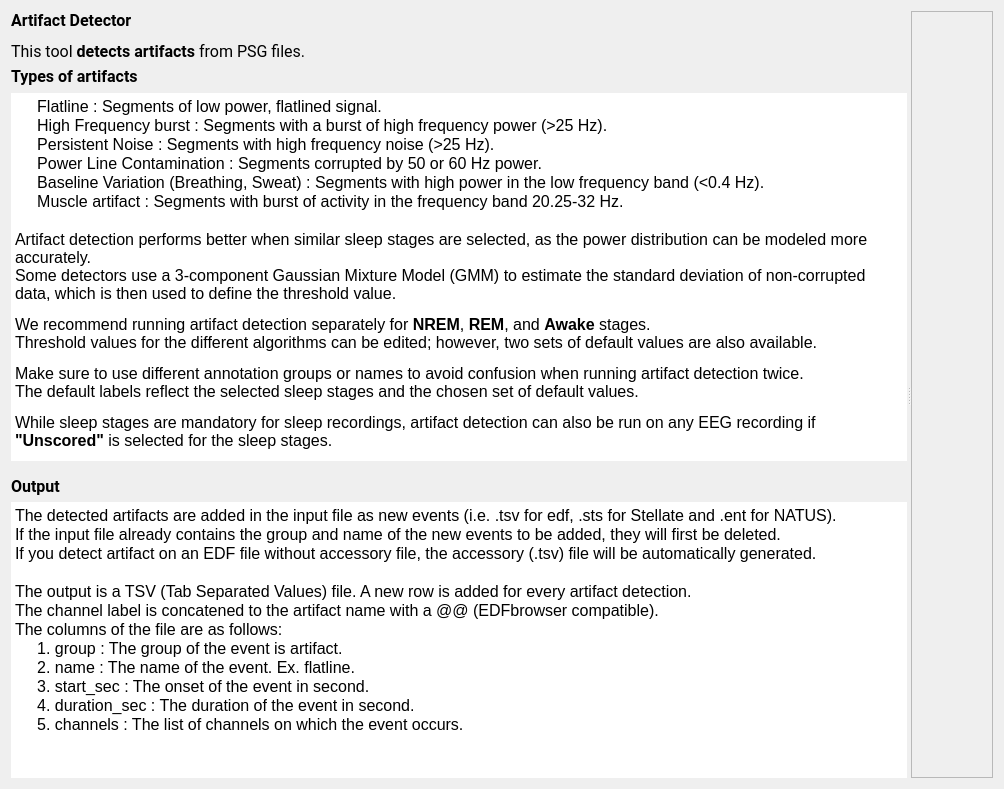
Qt form tools/CEAMSTools/DetectArtifacts/ArtIntroStepPL/Ui_ArtIntroStepPL.ui (SnoozToolbox/snooz-package-ceams) before a commit.
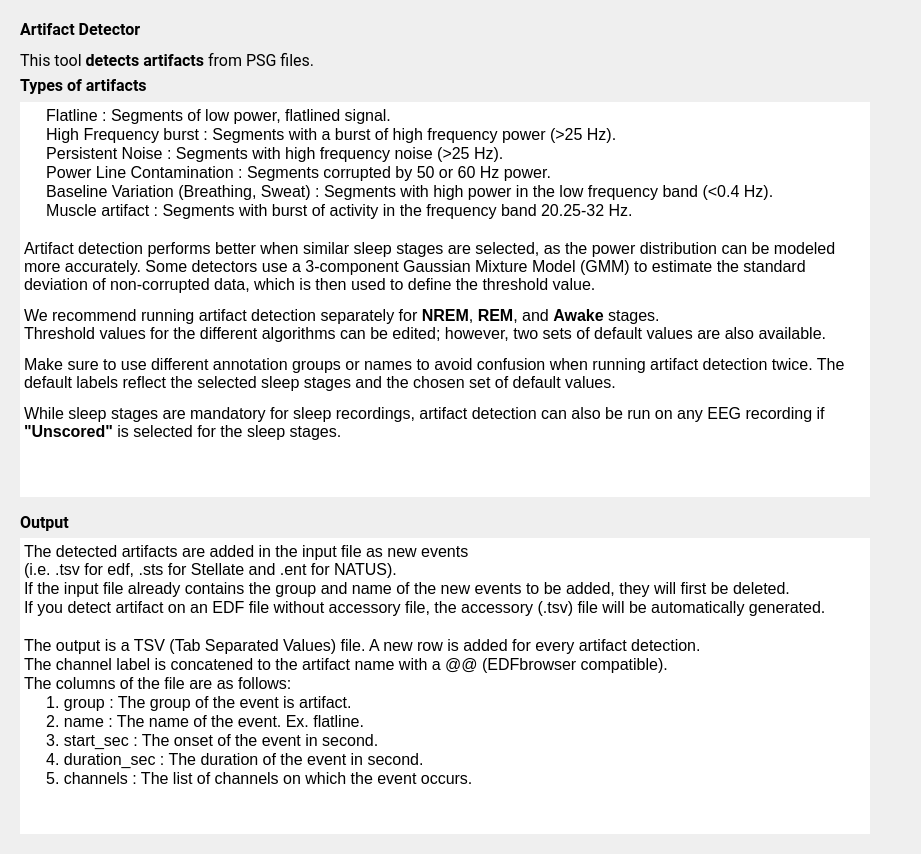
The same form after that commit.

Commit message: Remove scrolling from tools, as it is now handled by the Snooz architecture for a better fit in small windows.

What changed in the file:
```diff
--- a/tools/CEAMSTools/DetectArtifacts/ArtIntroStepPL/Ui_ArtIntroStepPL.ui
+++ b/tools/CEAMSTools/DetectArtifacts/ArtIntroStepPL/Ui_ArtIntroStepPL.ui
@@ -6,8 +6,8 @@
    <rect>
     <x>0</x>
     <y>0</y>
-    <width>1004</width>
-    <height>789</height>
+    <width>900</width>
+    <height>854</height>
    </rect>
   </property>
   <property name="windowTitle">
@@ -18,10 +18,6 @@
   </property>
   <layout class="QHBoxLayout" name="horizontalLayout">
    <item>
-    <widget class="QSplitter" name="splitter">
-     <property name="orientation">
-      <enum>Qt::Orientation::Horizontal</enum>
-     </property>
      <widget class="QWidget" name="widget" native="true">
       <property name="sizePolicy">
        <sizepolicy hsizetype="Expanding" vsizetype="Expanding">
@@ -36,7 +32,7 @@
        <item>
         <widget class="QLabel" name="label_2">
          <property name="sizePolicy">
-          <sizepolicy hsizetype="Fixed" vsizetype="Fixed">
+         <sizepolicy hsizetype="Preferred" vsizetype="Fixed">
            <horstretch>0</horstretch>
            <verstretch>0</verstretch>
           </sizepolicy>
@@ -72,7 +68,7 @@
        <item>
         <widget class="QLabel" name="label">
          <property name="sizePolicy">
-          <sizepolicy hsizetype="Fixed" vsizetype="Fixed">
+         <sizepolicy hsizetype="Preferred" vsizetype="Fixed">
            <horstretch>0</horstretch>
            <verstretch>0</verstretch>
           </sizepolicy>
@@ -113,6 +109,12 @@
            <verstretch>4</verstretch>
           </sizepolicy>
          </property>
+        <property name="minimumSize">
+         <size>
+          <width>850</width>
+          <height>0</height>
+         </size>
+        </property>
          <property name="maximumSize">
           <size>
            <width>16777215</width>
@@ -122,8 +124,17 @@
          <property name="frameShape">
           <enum>QFrame::Shape::NoFrame</enum>
          </property>
+        <property name="verticalScrollBarPolicy">
+         <enum>Qt::ScrollBarPolicy::ScrollBarAlwaysOff</enum>
+        </property>
+        <property name="horizontalScrollBarPolicy">
+         <enum>Qt::ScrollBarPolicy::ScrollBarAlwaysOff</enum>
+        </property>
          <property name="sizeAdjustPolicy">
-          <enum>QAbstractScrollArea::SizeAdjustPolicy::AdjustToContents</enum>
+         <enum>QAbstractScrollArea::SizeAdjustPolicy::AdjustIgnored</enum>
+        </property>
+        <property name="readOnly">
+         <bool>true</bool>
          </property>
          <property name="html">
           <string>&lt;!DOCTYPE HTML PUBLIC &quot;-//W3C//DTD HTML 4.0//EN&quot; &quot;http://www.w3.org/TR/REC-html40/strict.dtd&quot;&gt;
@@ -140,9 +151,9 @@
 &lt;p style=&quot; margin-top:0px; margin-bottom:0px; margin-left:0px; margin-right:0px; -qt-block-indent:0; text-indent:0px;&quot;&gt;     Baseline Variation (Breathing, Sweat) : Segments with high power in the low frequency band (&amp;lt;0.4 Hz).&lt;/p&gt;
 &lt;p style=&quot; margin-top:0px; margin-bottom:0px; margin-left:0px; margin-right:0px; -qt-block-indent:0; text-indent:0px;&quot;&gt;     Muscle artifact : Segments with burst of activity in the frequency band 20.25-32 Hz.&lt;/p&gt;
 &lt;p style=&quot;-qt-paragraph-type:empty; margin-top:0px; margin-bottom:0px; margin-left:0px; margin-right:0px; -qt-block-indent:0; text-indent:0px;&quot;&gt;&lt;br /&gt;&lt;/p&gt;
-&lt;p style=&quot; margin-top:0px; margin-bottom:0px; margin-left:0px; margin-right:0px; -qt-block-indent:0; text-indent:0px;&quot;&gt;Artifact detection performs better when similar sleep stages are selected, as the power distribution can be modeled more accurately.&lt;br /&gt;Some detectors use a 3-component Gaussian Mixture Model (GMM) to estimate the standard deviation of non-corrupted data, which is then used to define the threshold value.&lt;/p&gt;
+&lt;p style=&quot; margin-top:0px; margin-bottom:0px; margin-left:0px; margin-right:0px; -qt-block-indent:0; text-indent:0px;&quot;&gt;Artifact detection performs better when similar sleep stages are selected, as the power distribution can be modeled more accurately. Some detectors use a 3-component Gaussian Mixture Model (GMM) to estimate the standard deviation of non-corrupted data, which is then used to define the threshold value.&lt;/p&gt;
 &lt;p style=&quot; margin-top:12px; margin-bottom:12px; margin-left:0px; margin-right:0px; -qt-block-indent:0; text-indent:0px;&quot;&gt;We recommend running artifact detection separately for &lt;span style=&quot; font-weight:700;&quot;&gt;NREM&lt;/span&gt;, &lt;span style=&quot; font-weight:700;&quot;&gt;REM&lt;/span&gt;, and &lt;span style=&quot; font-weight:700;&quot;&gt;Awake&lt;/span&gt; stages.&lt;br /&gt;Threshold values for the different algorithms can be edited; however, two sets of default values are also available.&lt;/p&gt;
-&lt;p style=&quot; margin-top:12px; margin-bottom:12px; margin-left:0px; margin-right:0px; -qt-block-indent:0; text-indent:0px;&quot;&gt;Make sure to use different annotation groups or names to avoid confusion when running artifact detection twice.&lt;br /&gt;The default labels reflect the selected sleep stages and the chosen set of default values.&lt;/p&gt;
+&lt;p style=&quot; margin-top:12px; margin-bottom:12px; margin-left:0px; margin-right:0px; -qt-block-indent:0; text-indent:0px;&quot;&gt;Make sure to use different annotation groups or names to avoid confusion when running artifact detection twice. The default labels reflect the selected sleep stages and the chosen set of default values.&lt;/p&gt;
 &lt;p style=&quot; margin-top:12px; margin-bottom:12px; margin-left:0px; margin-right:0px; -qt-block-indent:0; text-indent:0px;&quot;&gt;While sleep stages are mandatory for sleep recordings, artifact detection can also be run on any EEG recording if &lt;span style=&quot; font-weight:700;&quot;&gt;&amp;quot;Unscored&amp;quot;&lt;/span&gt; is selected for the sleep stages.&lt;/p&gt;&lt;/body&gt;&lt;/html&gt;</string>
          </property>
         </widget>
@@ -204,8 +215,17 @@
          <property name="frameShape">
           <enum>QFrame::Shape::NoFrame</enum>
          </property>
+        <property name="verticalScrollBarPolicy">
+         <enum>Qt::ScrollBarPolicy::ScrollBarAlwaysOff</enum>
+        </property>
+        <property name="horizontalScrollBarPolicy">
+         <enum>Qt::ScrollBarPolicy::ScrollBarAlwaysOff</enum>
+        </property>
          <property name="sizeAdjustPolicy">
-          <enum>QAbstractScrollArea::SizeAdjustPolicy::AdjustToContents</enum>
+         <enum>QAbstractScrollArea::SizeAdjustPolicy::AdjustIgnored</enum>
+        </property>
+        <property name="readOnly">
+         <bool>true</bool>
          </property>
          <property name="html">
           <string>&lt;!DOCTYPE HTML PUBLIC &quot;-//W3C//DTD HTML 4.0//EN&quot; &quot;http://www.w3.org/TR/REC-html40/strict.dtd&quot;&gt;
@@ -215,7 +235,7 @@
 li.unchecked::marker { content: &quot;\2610&quot;; }
 li.checked::marker { content: &quot;\2612&quot;; }
 &lt;/style&gt;&lt;/head&gt;&lt;body style=&quot; font-family:'Roboto'; font-size:12pt; font-weight:400; font-style:normal;&quot;&gt;
-&lt;p style=&quot; margin-top:0px; margin-bottom:0px; margin-left:0px; margin-right:0px; -qt-block-indent:0; text-indent:0px;&quot;&gt;The detected artifacts are added in the input file as new events (i.e. .tsv for edf, .sts for Stellate and .ent for NATUS).&lt;/p&gt;
+&lt;p style=&quot; margin-top:0px; margin-bottom:0px; margin-left:0px; margin-right:0px; -qt-block-indent:0; text-indent:0px;&quot;&gt;The detected artifacts are added in the input file as new events &lt;br /&gt;(i.e. .tsv for edf, .sts for Stellate and .ent for NATUS).&lt;/p&gt;
 &lt;p style=&quot; margin-top:0px; margin-bottom:0px; margin-left:0px; margin-right:0px; -qt-block-indent:0; text-indent:0px;&quot;&gt;If the input file already contains the group and name of the new events to be added, they will first be deleted. &lt;/p&gt;
 &lt;p style=&quot; margin-top:0px; margin-bottom:0px; margin-left:0px; margin-right:0px; -qt-block-indent:0; text-indent:0px;&quot;&gt;If you detect artifact on an EDF file without accessory file, the accessory (.tsv) file will be automatically generated.&lt;/p&gt;
 &lt;p style=&quot;-qt-paragraph-type:empty; margin-top:0px; margin-bottom:0px; margin-left:0px; margin-right:0px; -qt-block-indent:0; text-indent:0px;&quot;&gt;&lt;br /&gt;&lt;/p&gt;
@@ -232,19 +252,9 @@
        </item>
       </layout>
      </widget>
-     <widget class="QScrollArea" name="scrollArea">
-      <property name="widgetResizable">
-       <bool>true</bool>
-      </property>
-      <widget class="QWidget" name="scrollAreaWidgetContents">
-       <property name="geometry">
-        <rect>
-         <x>0</x>
-         <y>0</y>
-         <width>76</width>
-         <height>769</height>
-        </rect>
-       </property>
+   </item>
+   <item>
+    <widget class="QWidget" name="widget_2" native="true">
        <layout class="QVBoxLayout" name="verticalLayout">
         <item>
          <widget class="QLabel" name="label_6">
@@ -313,8 +323,6 @@
          </widget>
         </item>
        </layout>
-      </widget>
-     </widget>
     </widget>
    </item>
   </layout>
```
Lines whose indentation alone changed are shown as unchanged. The commit also changes 59 other files.
